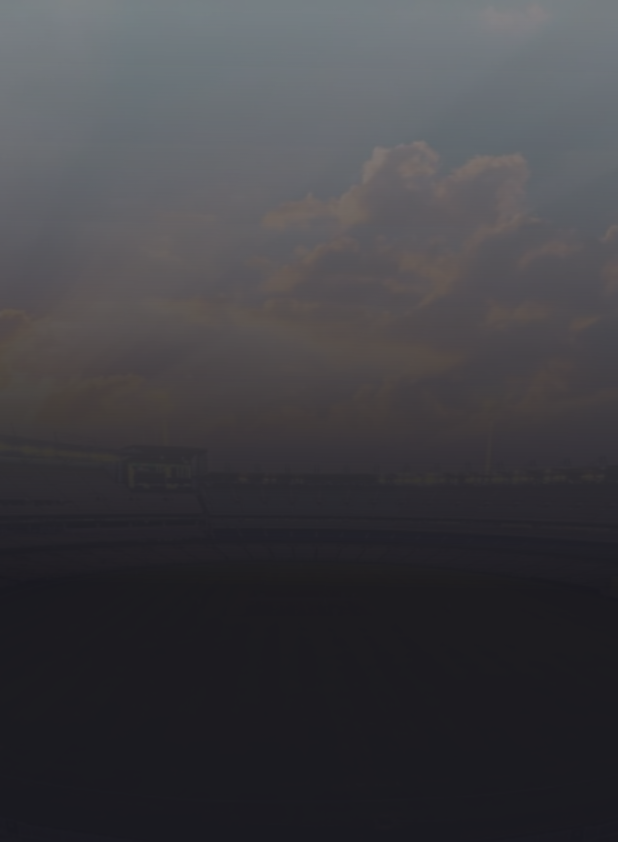
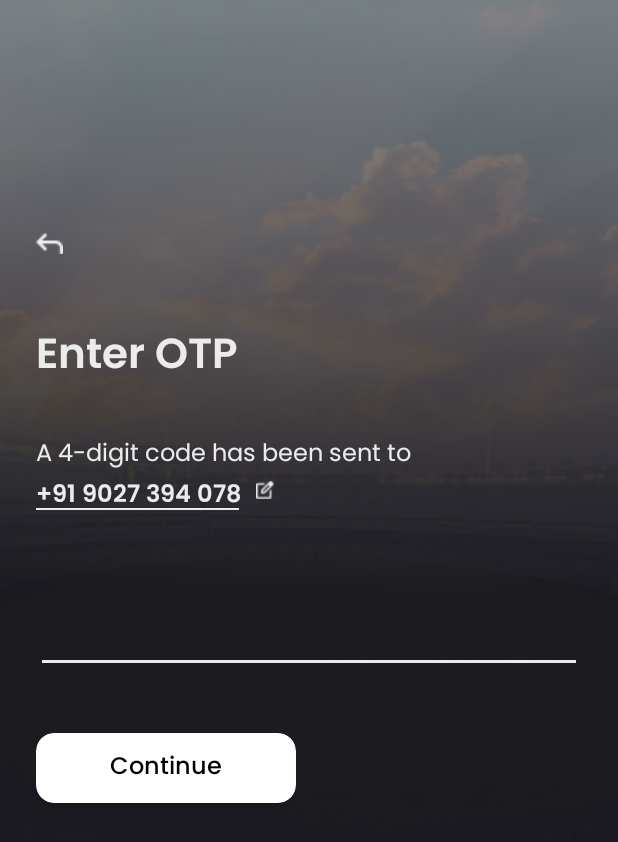
Before and after one commit to aristaAgarwal/ICC-Frontend, an Android app: the layout phone_no_otp_layout.xml on its own in the app's theme, with its tools: preview values and no code run, on a phone screen of 412 x 824 dp. Shown: the top 842 px of the screen. Run offline under Robolectric (Android 15) with nearby library versions, the phone set to English and light mode, and no system bars.

Commit message:
Otp UI in process

```diff
--- a/app/src/main/java/com/example/fintech/UI/activities/LoginActivity.kt
+++ b/app/src/main/java/com/example/fintech/UI/activities/LoginActivity.kt
@@ -68,9 +68,9 @@ class LoginActivity : AppCompatActivity() {
             var id: String? = account.idToken
             Log.e("idToken: ", id.toString())
 
-            mainViewModel.idToken = IdToken(id!!)
-            Log.e("idTokenInLoginActivity", mainViewModel.idToken.toString())
-            mainViewModel.authenticate(mainViewModel.idToken!!)
+            val idToken = IdToken(id!!)
+            id = null
+            mainViewModel.authenticate(idToken)
             mainViewModel.apiCaller.observe(this) {
                 if (it != null) {
                     updateUI(account)
--- a/app/src/main/java/com/example/fintech/network/Authentication.kt
+++ b/app/src/main/java/com/example/fintech/network/Authentication.kt
@@ -12,9 +12,4 @@ interface Authentication {
     suspend fun authentication(
         @Body idToken: IdToken
     ): Response<AuthenticationDO>
-
-    @POST("auth/logout")
-    suspend fun logout(
-        @Body idToken: IdToken
-    ): Response<AuthenticationDO>
 }
--- a/app/src/main/res/layout/fragment_otp_login.xml
+++ b/app/src/main/res/layout/fragment_otp_login.xml
@@ -47,7 +47,8 @@
                     android:inputType="phone"
                     android:layout_marginEnd="90dp"
                     android:layout_weight="1"
-                android:textAppearance="@style/normal_text_style"
+                    android:textAppearance="@style/dark_text"
+                    android:fontFamily="@font/poppins_regular"
                     android:autofillHints="phone" />
 
             <androidx.cardview.widget.CardView
--- a/app/src/main/res/layout/phone_no_otp_layout.xml
+++ b/app/src/main/res/layout/phone_no_otp_layout.xml
@@ -6,8 +6,103 @@
     android:layout_height="match_parent"
     android:background="@drawable/otp_bg">
 
-    <View android:layout_height="match_parent"
+    <View
         android:layout_width="match_parent"
-        android:background="@drawable/dark_bg_gradient"/>
+        android:layout_height="match_parent"
+        android:background="@drawable/dark_bg_gradient" />
+
+    <LinearLayout
+        android:layout_width="match_parent"
+        android:layout_height="wrap_content"
+        android:layout_marginHorizontal="24dp"
+        android:layout_marginTop="155dp"
+        android:orientation="vertical">
+
+        <ImageView
+            android:id="@+id/back"
+            android:layout_width="wrap_content"
+            android:layout_height="wrap_content"
+            android:layout_marginBottom="45dp"
+            android:src="@drawable/back" />
+
+        <TextView
+            android:layout_width="wrap_content"
+            android:layout_height="wrap_content"
+            android:text="@string/enter_otp"
+            android:textColor="#EBEBEB"
+            android:textSize="28sp"
+            android:fontFamily="@font/poppins_semibold"/>
+
+        <TextView
+            android:layout_width="match_parent"
+            android:layout_height="wrap_content"
+            android:layout_marginTop="28dp"
+            android:text="@string/otp_instruction"
+            android:fontFamily="@font/poppins_regular"
+            style="@style/light_text"/>
+
+        <LinearLayout
+            android:layout_width="wrap_content"
+            android:layout_height="wrap_content"
+            android:orientation="horizontal">
+
+            <TextView
+                android:id="@+id/phone_edit"
+                android:layout_width="match_parent"
+                android:layout_height="wrap_content"
+                android:text="@string/phone_edit"
+                android:fontFamily="@font/poppins_semibold"
+                style="@style/light_text"/>
+
+            <ImageView
+                android:layout_width="16dp"
+                android:layout_height="16dp"
+                android:layout_marginVertical="2dp"
+                android:padding="2dp"
+                android:layout_marginStart="8dp"
+                android:src="@drawable/edit_square" />
+        </LinearLayout>
+
+
+        <View
+            android:layout_height="1dp"
+            android:layout_width="135dp"
+            android:layout_marginTop="-6dp"
+            android:background="#EBEBEB" />
+
+
+        <androidx.appcompat.widget.AppCompatEditText
+            android:id="@+id/phone_number"
+            android:layout_width="match_parent"
+            android:layout_height="wrap_content"
+            android:layout_marginTop="26dp"
+            android:inputType="phone"
+            android:fontFamily="@font/poppins_bold"
+            android:textColor="#EBEBEB"
+            android:backgroundTint="#EBEBEB"
+            android:textSize="36sp"
+            android:autofillHints="phone" />
+
+        <androidx.cardview.widget.CardView
+            android:id="@+id/sign_in_button"
+            android:layout_width="wrap_content"
+            android:layout_height="wrap_content"
+            android:layout_marginTop="40dp"
+            app:cardCornerRadius="12dp">
+
+            <TextView
+                android:id="@+id/google_login"
+                android:layout_width="wrap_content"
+                android:layout_height="wrap_content"
+                android:gravity="center_vertical"
+                android:layout_marginVertical="10dp"
+                android:layout_marginHorizontal="49dp"
+                android:text="@string/continue_string"
+                android:fontFamily="@font/poppins_medium"
+                android:textAppearance="@style/dark_text" />
+
+        </androidx.cardview.widget.CardView>
+    </LinearLayout>
+
 
 </RelativeLayout>
--- a/app/src/main/res/values/strings.xml
+++ b/app/src/main/res/values/strings.xml
@@ -4,4 +4,8 @@
     <string name="login_with_google">Login with Google</string>
     <string name="login_with_phone_number">Login with Phone number</string>
     <string name="enter_phone_number">Enter Phone Number</string>
+    <string name="enter_otp">Enter OTP</string>
+    <string name="otp_instruction">A 4-digit code has been sent to</string>
+    <string name="phone_edit">+91 9027 394 078</string>
+    <string name="continue_string">Continue</string>
 </resources>
--- a/app/src/main/res/values/themes.xml
+++ b/app/src/main/res/values/themes.xml
@@ -13,8 +13,11 @@
         <item name="android:statusBarColor">?attr/colorPrimaryVariant</item>
         <!-- Customize your theme here. -->
     </style>
-    <style name="normal_text_style">
+    <style name="dark_text">
         <item name="android:textSize">16sp</item>
         <item name="android:textColor">#000000</item>
+    </style><style name="light_text">
+        <item name="android:textSize">16sp</item>
+        <item name="android:textColor">#EBEBEB</item>
     </style>
 </resources>
```
Also changed, not shown: app/src/main/java/com/example/fintech/viewModel/MainViewModel.kt (+0 -15 lines), app/src/main/res/font/poppins.xml (added, +7 -0 lines), app/src/main/res/layout/activity_login.xml (+4 -3 lines), app/src/main/res/drawable/edit_square.png (added), app/src/main/res/font/poppins_bold.ttf (added), app/src/main/res/font/poppins_medium.ttf (added), app/src/main/res/font/poppins_regular.ttf (added), app/src/main/res/font/poppins_semibold.ttf (added). Lines whose indentation alone changed are shown as unchanged.
